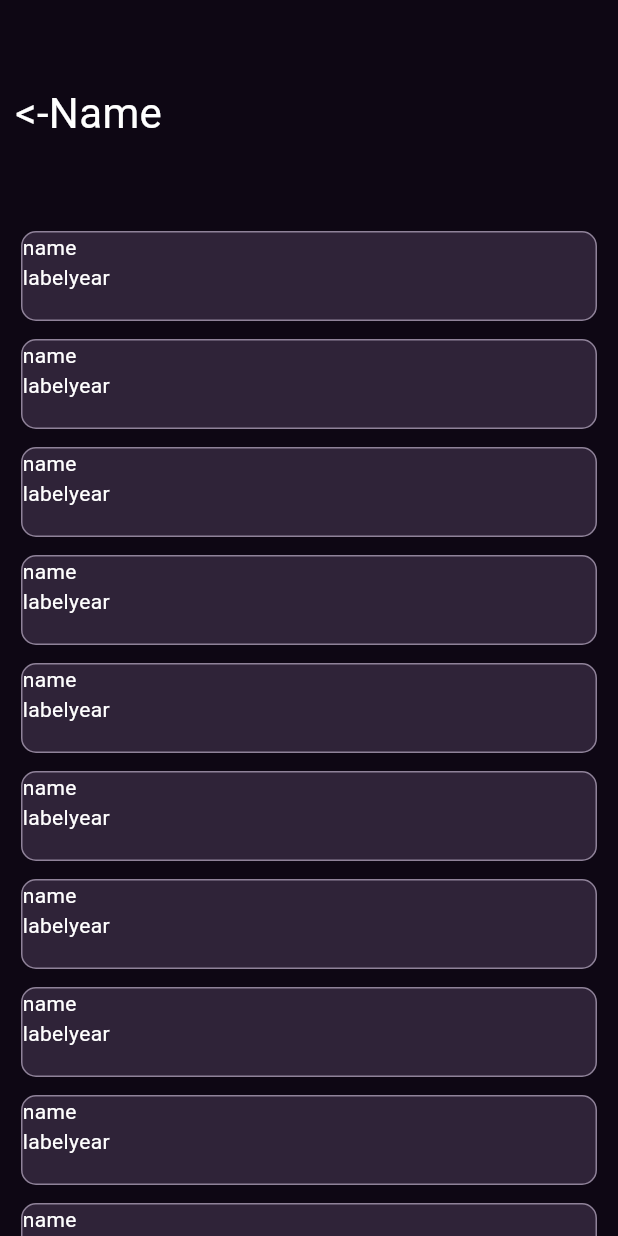
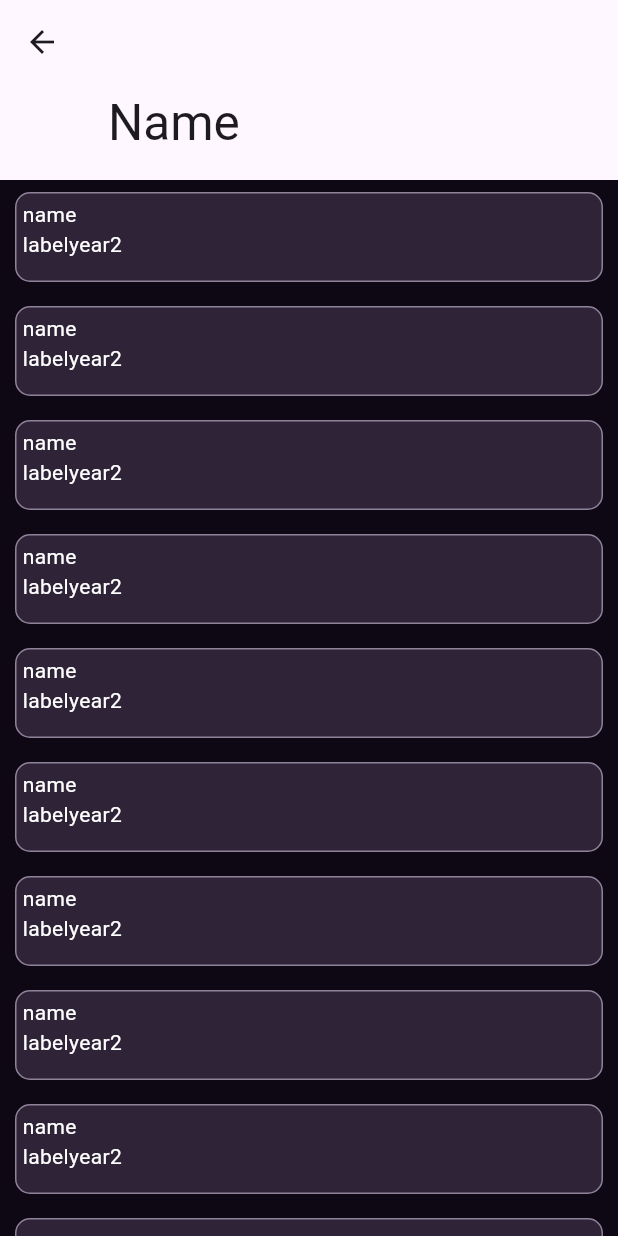
Before and after one commit to daniel-dias/watchplus, a Flutter app: the screen it shows after launch, on a phone screen of 412 x 824 dp. Run offline on Flutter 3.47's test engine with Material 3 defaults, Android fonts, the phone set to English and light mode, and no system bars; our stand-ins replace chopper; generated files the repository leaves out were written again.

Commit message:
listing view now with slivers

```diff
--- a/lib/features/content/content_widget.dart
+++ b/lib/features/content/content_widget.dart
@@ -17,6 +17,8 @@ class Content extends StatelessWidget {
     return Container(
       height: 60,
       width: double.infinity,
+      margin: const EdgeInsets.symmetric(horizontal: 10),
+      padding: const EdgeInsets.all(4),
       decoration: BoxDecoration(
         color: const Color.fromARGB(255, 47, 35, 56),
         border: Border.all(
--- a/lib/features/content_list/content_list_widget.dart
+++ b/lib/features/content_list/content_list_widget.dart
@@ -12,33 +12,47 @@ class ContentList extends StatelessWidget {
 
   @override
   Widget build(BuildContext context) {
-    return const Padding(
-      padding: EdgeInsets.symmetric(vertical: 4),
-      child: SingleChildScrollView(
-        padding: EdgeInsets.symmetric(horizontal: 14),
-        child: Column(
-          spacing: 12,
-          children: [
-            Content(name: 'name', label: 'label', year: 'year'),
-            Content(name: 'name', label: 'label', year: 'year'),
-            Content(name: 'name', label: 'label', year: 'year'),
-            Content(name: 'name', label: 'label', year: 'year'),
-            Content(name: 'name', label: 'label', year: 'year'),
-            Content(name: 'name', label: 'label', year: 'year'),
-            Content(name: 'name', label: 'label', year: 'year'),
-            Content(name: 'name', label: 'label', year: 'year'),
-            Content(name: 'name', label: 'label', year: 'year'),
-            Content(name: 'name', label: 'label', year: 'year'),
-            Content(name: 'name', label: 'label', year: 'year'),
-            Content(name: 'name', label: 'label', year: 'year'),
-            Content(name: 'name', label: 'label', year: 'year'),
-            Content(name: 'name', label: 'label', year: 'year'),
-            Content(name: 'name', label: 'label', year: 'year'),
-            Content(name: 'name', label: 'label', year: 'year'),
-            Content(name: 'name', label: 'label', year: 'year'),
-          ],
+    return CustomScrollView(
+      slivers: [
+        SliverAppBar(
+          leading: IconButton(
+            icon: const Icon(Icons.arrow_back),
+            onPressed: () {
+              Navigator.pop(context);
+            },
+          ),
+          pinned: true,
+          expandedHeight: 120,
+          flexibleSpace: const FlexibleSpaceBar(
+            title: Text('Name'),
+          ),
         ),
-      ),
+        SliverList(
+          delegate: SliverChildBuilderDelegate(
+            (context, index) {
+              return const Padding(
+                padding:
+                    EdgeInsets.symmetric(vertical: 8), // Add vertical spacing
+                child: Content(name: 'name', label: 'label', year: 'year2'),
+              );
+            },
+            childCount: 20,
+          ),
+        ),
+      ],
     );
+
+    // return Padding(
+    //   padding: const EdgeInsets.symmetric(vertical: 4),
+    //   child: ListView.separated(
+    //     itemCount: 20,
+    //     itemBuilder: (context, index) {
+    //       return const Content(name: 'name', label: 'label', year: 'year2');
+    //     },
+    //     separatorBuilder: (context, index) {
+    //       return const SizedBox(height: 12);
+    //     },
+    //   ),
+    // );
   }
 }
--- a/lib/screens/listing/listing_screen.dart
+++ b/lib/screens/listing/listing_screen.dart
@@ -1,4 +1,5 @@
 import 'package:flutter/material.dart';
+import 'package:watchplus/features/content/content_widget.dart';
 import 'package:watchplus/features/content_list/content_list_widget.dart';
 
 class ListingScreen extends StatelessWidget {
@@ -8,29 +9,29 @@ class ListingScreen extends StatelessWidget {
 
   @override
   Widget build(BuildContext context) {
-    return Column(
-      children: [
-        Container(
-          width: double.infinity,
-          height: 150,
-          padding: const EdgeInsets.all(10),
-          child: const Row(
-            children: [
-              Text(
-                '<-',
-                textAlign: TextAlign.left,
-                style: TextStyle(fontSize: 28, color: Colors.white),
-              ),
-              Text(
-                'Name',
-                textAlign: TextAlign.left,
-                style: TextStyle(fontSize: 28, color: Colors.white),
-              ),
-            ],
-          ),
-        ),
-        const ContentList(id: 1)
-      ],
-    );
+    return const ContentList(id: 1);
+    // return CustomScrollView(
+    //   slivers: [
+    //     const SliverAppBar(
+    //       pinned: true,
+    //       expandedHeight: 150,
+    //       flexibleSpace: FlexibleSpaceBar(
+    //         title: Text('Name'),
+    //       ),
+    //     ),
+    //     SliverList(
+    //       delegate: SliverChildBuilderDelegate(
+    //         (context, index) {
+    //           return const Padding(
+    //             padding:
+    //                 EdgeInsets.symmetric(vertical: 8), // Add vertical spacing
+    //             child: Content(name: 'name', label: 'label', year: 'year2'),
+    //           );
+    //         },
+    //         childCount: 20,
+    //       ),
+    //     ),
+    //   ],
+    // );
   }
 }
```
Also changed, not shown: lib/features/source_list/source_list_widget.dart (+15 -0 lines).
